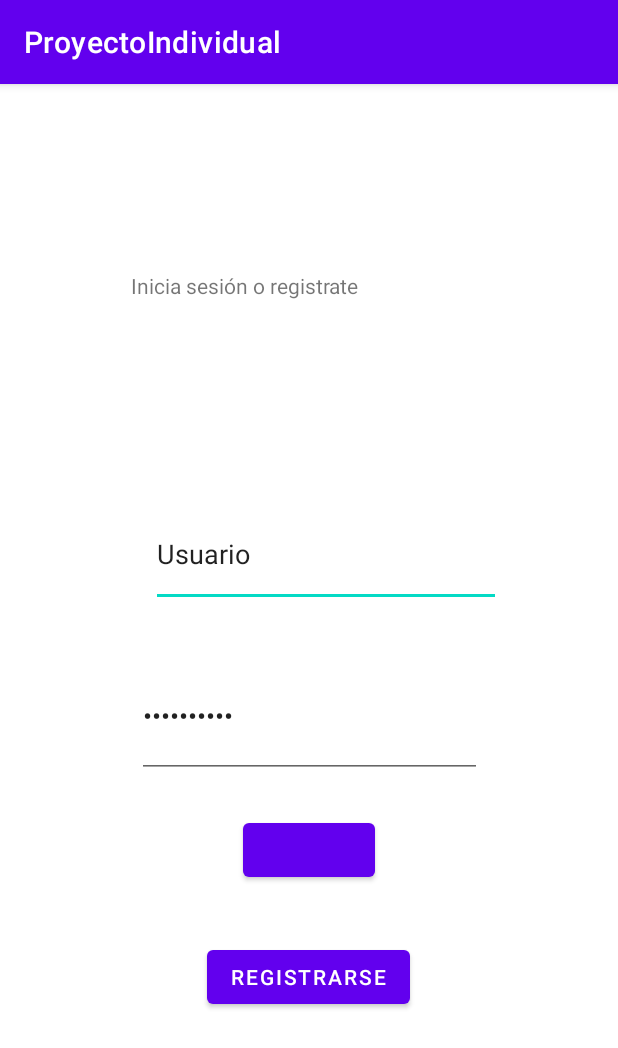
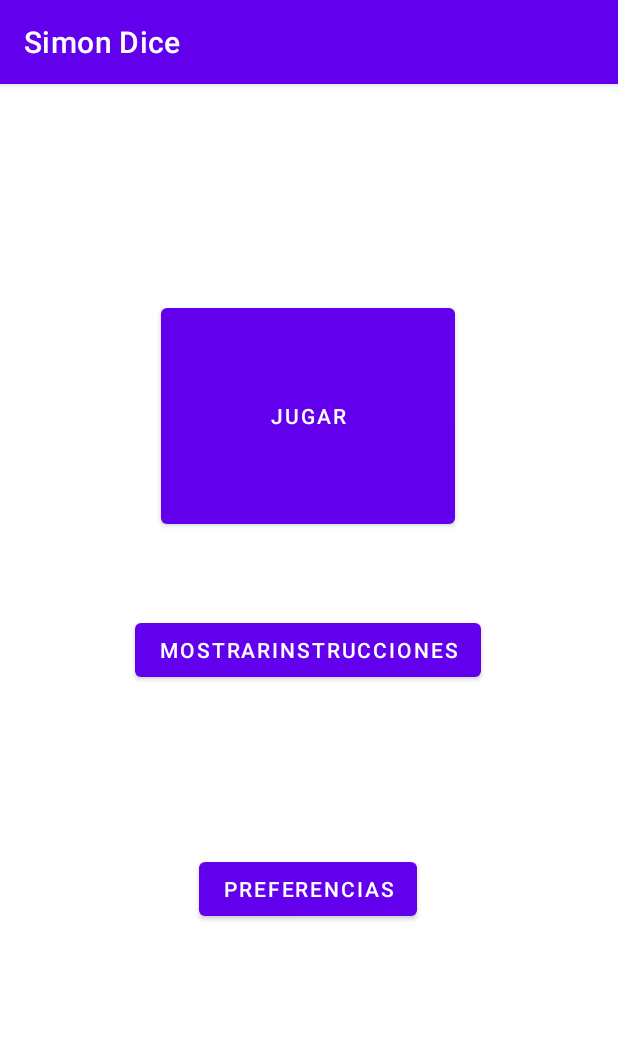
Before and after one commit to PabloRehecho/DAS-Individual1, an Android app: the screen it shows after launch (MainActivity before the commit, MenuActivity after it), after a tap on an icon or button, on a phone screen of 412 x 824 dp. Shown: the top 1048 px of the screen. Run offline under Robolectric (Android 15) with nearby library versions, the phone set to English and light mode, and no system bars.

```diff
--- a/app/src/main/java/com/example/simondice/MainActivity.java
+++ b/app/src/main/java/com/example/simondice/MainActivity.java
@@ -5,8 +5,6 @@ import android.os.Bundle;
 import android.view.View;
 
 import androidx.appcompat.app.AppCompatActivity;
-
-import com.example.simondice.Registro;
 
 public class MainActivity extends AppCompatActivity
 {
@@ -18,11 +16,12 @@ public class MainActivity extends AppCompatActivity
     }
     public void onClickIniciarSesion(View v)
     {
-
+        Intent intentRegistro= new Intent(MainActivity.this, MenuActivity.class);
+        startActivity(intentRegistro);
     }
     public void onClickRegistrarse(View v)
     {
-        Intent intentRegistro= new Intent(MainActivity.this, Registro.class);
+        Intent intentRegistro= new Intent(MainActivity.this, RegistroActivity.class);
         startActivity(intentRegistro);
     }
 }
--- /dev/null
+++ b/app/src/main/java/com/example/simondice/MenuActivity.java
@@ -0,0 +1,32 @@
+package com.example.simondice;
+
+import androidx.appcompat.app.AppCompatActivity;
+
+import android.content.Intent;
+import android.os.Bundle;
+import android.view.View;
+
+
+public class MenuActivity extends AppCompatActivity
+{
+    @Override
+    protected void onCreate(Bundle savedInstanceState)
+    {
+        super.onCreate(savedInstanceState);
+        setContentView(R.layout.activity_menu);
+    }
+    public void onClickJugar(View v)
+    {
+        Intent intentRegistro= new Intent(MenuActivity.this, JuegoActivity.class);
+        startActivity(intentRegistro);
+    }
+    public void onClickMostrarInstrucciones(View v)
+    {
+        Intent intentRegistro= new Intent(MenuActivity.this, InstruccionesActivity.class);
+        startActivity(intentRegistro);
+
+    }
+    public void onClickPreferencias(View v)
+    {
+    }
+}
--- /dev/null
+++ b/app/src/main/res/layout/activity_menu.xml
@@ -0,0 +1,47 @@
+<?xml version="1.0" encoding="utf-8"?>
+<androidx.constraintlayout.widget.ConstraintLayout xmlns:android="http://schemas.android.com/apk/res/android"
+    xmlns:app="http://schemas.android.com/apk/res-auto"
+    xmlns:tools="http://schemas.android.com/tools"
+    android:layout_width="match_parent"
+    android:layout_height="match_parent"
+    tools:context=".MenuActivity">
+
+    <Button
+        android:id="@+id/BotonJugar"
+        android:layout_width="196dp"
+        android:layout_height="156dp"
+        android:onClick="onClickJugar"
+        android:text="@string/BotonJugar"
+        app:layout_constraintBottom_toBottomOf="parent"
+        app:layout_constraintEnd_toEndOf="parent"
+        app:layout_constraintHorizontal_bias="0.497"
+        app:layout_constraintStart_toStartOf="parent"
+        app:layout_constraintTop_toTopOf="parent"
+        app:layout_constraintVertical_bias="0.234" />
+
+    <Button
+        android:id="@+id/BotonMostrarInstrucciones"
+        android:layout_width="wrap_content"
+        android:layout_height="wrap_content"
+        android:onClick="onClickMostrarInstrucciones"
+        android:text="@string/BotonMostrarInstrucciones"
+        app:layout_constraintBottom_toBottomOf="parent"
+        app:layout_constraintEnd_toEndOf="parent"
+        app:layout_constraintHorizontal_bias="0.498"
+        app:layout_constraintStart_toStartOf="parent"
+        app:layout_constraintTop_toBottomOf="@+id/BotonJugar"
+        app:layout_constraintVertical_bias="0.129" />
+
+    <Button
+        android:id="@+id/BotonPreferencias"
+        android:layout_width="wrap_content"
+        android:layout_height="wrap_content"
+        android:onClick="onClickPreferencias"
+        android:text="@string/BotonPreferencias"
+        app:layout_constraintBottom_toBottomOf="parent"
+        app:layout_constraintEnd_toEndOf="parent"
+        app:layout_constraintHorizontal_bias="0.498"
+        app:layout_constraintStart_toStartOf="parent"
+        app:layout_constraintTop_toBottomOf="@+id/BotonMostrarInstrucciones"
+        app:layout_constraintVertical_bias="0.35" />
+</androidx.constraintlayout.widget.ConstraintLayout>
--- a/app/src/main/res/layout/activity_registro.xml
+++ b/app/src/main/res/layout/activity_registro.xml
@@ -4,7 +4,7 @@
     xmlns:tools="http://schemas.android.com/tools"
     android:layout_width="match_parent"
     android:layout_height="match_parent"
-    tools:context=".Registro">
+    tools:context=".RegistroActivity">
 
     <EditText
         android:id="@+id/EditTextUsuarioNuevo"
--- a/app/src/main/res/values/strings.xml
+++ b/app/src/main/res/values/strings.xml
@@ -1,5 +1,5 @@
 <resources>
-    <string name="app_name">ProyectoIndividual</string>
+    <string name="app_name">Simon Dice</string>
     <string name="TextViewPrincipal">Inicia sesión o registrate</string>
     <string name="EditTextUsuario">Usuario</string>
     <string name="EditTextContraseña">Contraseña</string>
@@ -10,4 +10,8 @@
     <string name="EditTextContraseñaNueva">Escribe la contraseña</string>
     <string name="EditTextRepetirContraseña">Repite la contraseña</string>
     <string name="BotonTerminarRegistro">Registrar Usuario</string>
+
+    <string name="BotonJugar">Jugar</string>
+    <string name="BotonMostrarInstrucciones">MostrarInstrucciones</string>
+    <string name="BotonPreferencias">Preferencias</string>
 </resources>
```
Also changed, not shown: app/src/main/AndroidManifest.xml (+10 -1 lines), app/src/main/java/com/example/simondice/Dialogos.java (added, +61 -0 lines), app/src/main/java/com/example/simondice/InstruccionesActivity.java (added, +40 -0 lines), app/src/main/java/com/example/simondice/JuegoActivity.java (added, +15 -0 lines), app/src/main/java/com/example/simondice/Registro.java (deleted, +0 -23 lines), app/src/main/java/com/example/simondice/RegistroActivity.java (added, +57 -0 lines), app/src/main/res/layout/activity_instrucciones.xml (added, +17 -0 lines), app/src/main/res/layout/activity_juego.xml (added, +9 -0 lines), 3 other files.
